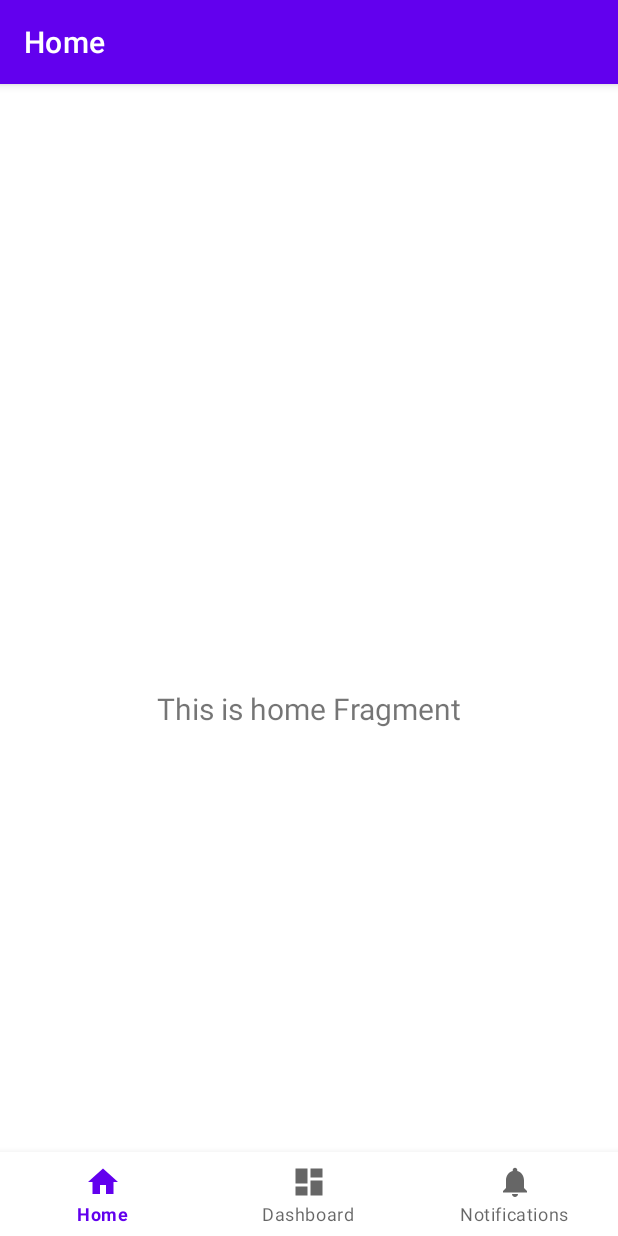
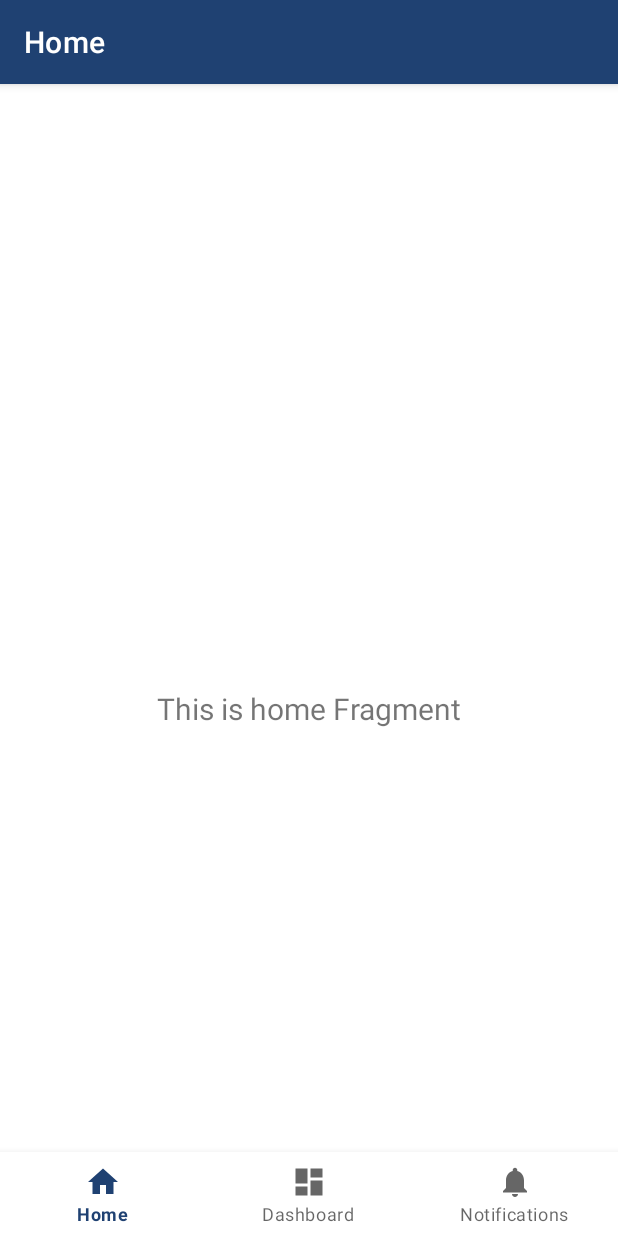
Before and after one commit to NidhaDusturiya/projectAkhirTeamKuy, an Android app: the screen it shows after launch (MainActivity), on a phone screen of 412 x 824 dp. Run offline under Robolectric (Android 15) with nearby library versions, the light colour scheme and no system bars; our stand-ins replace navigation-ui.

Commit message:
Splashscreen

```diff
--- a/app/build.gradle.kts
+++ b/app/build.gradle.kts
@@ -5,12 +5,12 @@ plugins {
 
 android {
     namespace = "com.example.teamkuy2"
-    compileSdk = 33
+    compileSdk = 34
 
     defaultConfig {
         applicationId = "com.example.teamkuy2"
-        minSdk = 33
-        targetSdk = 33
+        minSdk = 26
+        targetSdk = 34
         versionCode = 1
         versionName = "1.0"
 
--- /dev/null
+++ b/app/src/main/java/com/example/teamkuy2/ui/login/LoginActivity.kt
@@ -0,0 +1,4 @@
+package com.example.teamkuy2.ui.login
+
+class LoginActivity {
+}
--- /dev/null
+++ b/app/src/main/java/com/example/teamkuy2/ui/register/RegisterActivity.kt
@@ -0,0 +1,4 @@
+package com.example.teamkuy2.ui.register
+
+class RegisterActivity {
+}
--- /dev/null
+++ b/app/src/main/java/com/example/teamkuy2/ui/splashscreen/Splashscreen.kt
@@ -0,0 +1,28 @@
+package com.example.teamkuy2
+
+import android.content.Intent
+import androidx.appcompat.app.AppCompatActivity
+import android.os.Bundle
+import android.os.Handler
+import android.os.Looper
+import android.widget.ImageView
+import com.example.teamkuy2.ui.login.LoginActivity
+
+class Splash : AppCompatActivity() {
+    override fun onCreate(savedInstanceState: Bundle?) {
+        super.onCreate(savedInstanceState)
+        setContentView(R.layout.fragment_splashscreen)
+        supportActionBar?.hide()
+
+        val splash = findViewById<ImageView>(R.id.splashs)
+
+        splash.alpha = 0f
+        splash.animate().setDuration(3000).alpha(1f).withEndAction {
+            val intent = Intent(this, MainActivity::class.java)
+            startActivity(intent)
+            overridePendingTransition(android.R.anim.fade_in, android.R.anim.fade_out)
+            finish()
+        }
+
+    }
+}
--- a/app/src/main/res/mipmap-anydpi/ic_launcher.xml
+++ b/app/src/main/res/mipmap-anydpi/ic_launcher.xml
@@ -1,6 +1,6 @@
 <?xml version="1.0" encoding="utf-8"?>
 <adaptive-icon xmlns:android="http://schemas.android.com/apk/res/android">
-    <background android:drawable="@drawable/ic_launcher_background" />
-    <foreground android:drawable="@drawable/ic_launcher_foreground" />
-    <monochrome android:drawable="@drawable/ic_launcher_foreground" />
+    <background android:drawable="@drawable/splashh" />
+    <foreground android:drawable="@drawable/splashh" />
+    <monochrome android:drawable="@drawable/splashh" />
 </adaptive-icon>
--- a/app/src/main/res/mipmap-anydpi/ic_launcher_round.xml
+++ b/app/src/main/res/mipmap-anydpi/ic_launcher_round.xml
@@ -1,6 +1,6 @@
 <?xml version="1.0" encoding="utf-8"?>
 <adaptive-icon xmlns:android="http://schemas.android.com/apk/res/android">
-    <background android:drawable="@drawable/ic_launcher_background" />
-    <foreground android:drawable="@drawable/ic_launcher_foreground" />
-    <monochrome android:drawable="@drawable/ic_launcher_foreground" />
+    <background android:drawable="@drawable/splashh" />
+    <foreground android:drawable="@drawable/splashh" />
+    <monochrome android:drawable="@drawable/splashh" />
 </adaptive-icon>
--- a/app/src/main/res/values/colors.xml
+++ b/app/src/main/res/values/colors.xml
@@ -7,4 +7,6 @@
     <color name="teal_700">#FF018786</color>
     <color name="black">#FF000000</color>
     <color name="white">#FFFFFFFF</color>
+    <color name="dblue">#132043</color>
+    <color name="lblue">#1F4172</color>
 </resources>
--- a/app/src/main/res/values/themes.xml
+++ b/app/src/main/res/values/themes.xml
@@ -1,9 +1,9 @@
-<resources xmlns:tools="http://schemas.android.com/tools">
+<resources>
     <!-- Base application theme. -->
     <style name="Theme.TeamKuy2" parent="Theme.MaterialComponents.DayNight.DarkActionBar">
         <!-- Primary brand color. -->
-        <item name="colorPrimary">@color/purple_500</item>
-        <item name="colorPrimaryVariant">@color/purple_700</item>
+        <item name="colorPrimary">@color/lblue</item>
+        <item name="colorPrimaryVariant">@color/dblue</item>
         <item name="colorOnPrimary">@color/white</item>
         <!-- Secondary brand color. -->
         <item name="colorSecondary">@color/teal_200</item>
@@ -13,4 +13,11 @@
         <item name="android:statusBarColor">?attr/colorPrimaryVariant</item>
         <!-- Customize your theme here. -->
     </style>
+    <style name="SplashcreenTheme" parent="Theme.MaterialComponents.Light.NoActionBar">
+
+    <item name="colorPrimary">@color/lblue</item>
+    <item name="colorPrimaryVariant">@color/dblue</item>
+    <item name="colorOnPrimary">@color/white</item>
+
+    </style>
 </resources>
```
Also changed, not shown: app/src/main/AndroidManifest.xml (+23 -2 lines), app/src/main/res/layout/fragment_splashscreen.xml (added, +16 -0 lines), app/src/main/res/drawable/logreg.jpeg (added), app/src/main/res/drawable/splashh.png (added).
